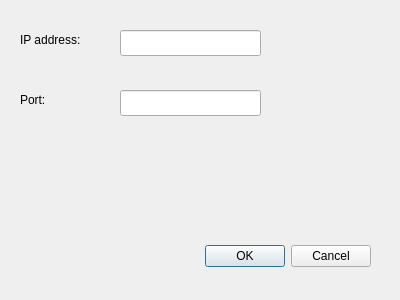
Qt form Software/GUI/Rover_test/options.ui (OgLocGreen/proyecto_sistema_mecatronico_industrial) before a commit.
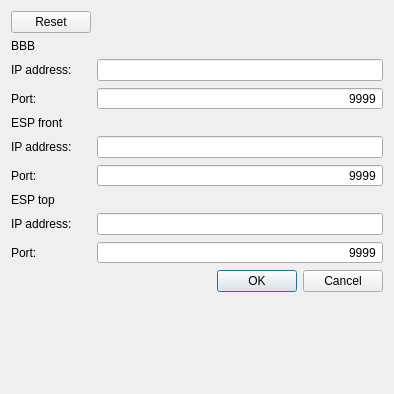
The same form after that commit.

What changed in the file:
```diff
--- a/Software/GUI/Rover_test/options.ui
+++ b/Software/GUI/Rover_test/options.ui
@@ -6,75 +6,179 @@
    <rect>
     <x>0</x>
     <y>0</y>
-    <width>400</width>
-    <height>300</height>
+    <width>394</width>
+    <height>394</height>
    </rect>
   </property>
+  <property name="maximumSize">
+   <size>
+    <width>500</width>
+    <height>394</height>
+   </size>
+  </property>
   <property name="windowTitle">
    <string>Dialog</string>
   </property>
-  <widget class="QDialogButtonBox" name="buttonBox">
-   <property name="geometry">
-    <rect>
-     <x>30</x>
-     <y>240</y>
-     <width>341</width>
-     <height>32</height>
-    </rect>
-   </property>
-   <property name="orientation">
-    <enum>Qt::Horizontal</enum>
-   </property>
-   <property name="standardButtons">
-    <set>QDialogButtonBox::Cancel|QDialogButtonBox::Ok</set>
-   </property>
-  </widget>
-  <widget class="QLineEdit" name="lineEdit">
-   <property name="geometry">
-    <rect>
-     <x>120</x>
-     <y>30</y>
-     <width>141</width>
-     <height>26</height>
-    </rect>
-   </property>
-  </widget>
-  <widget class="QLineEdit" name="lineEdit_2">
-   <property name="geometry">
-    <rect>
-     <x>120</x>
-     <y>90</y>
-     <width>141</width>
-     <height>26</height>
-    </rect>
-   </property>
-  </widget>
-  <widget class="QLabel" name="label">
-   <property name="geometry">
-    <rect>
-     <x>20</x>
-     <y>30</y>
-     <width>81</width>
-     <height>20</height>
-    </rect>
-   </property>
-   <property name="text">
-    <string>IP address:</string>
-   </property>
-  </widget>
-  <widget class="QLabel" name="label_2">
-   <property name="geometry">
-    <rect>
-     <x>20</x>
-     <y>90</y>
-     <width>81</width>
-     <height>20</height>
-    </rect>
-   </property>
-   <property name="text">
-    <string>Port:</string>
-   </property>
-  </widget>
+  <layout class="QFormLayout" name="formLayout">
+   <item row="2" column="0">
+    <widget class="QLabel" name="label_7">
+     <property name="text">
+      <string>BBB</string>
+     </property>
+    </widget>
+   </item>
+   <item row="3" column="0">
+    <widget class="QLabel" name="label">
+     <property name="text">
+      <string>IP address:</string>
+     </property>
+    </widget>
+   </item>
+   <item row="3" column="1">
+    <widget class="QLineEdit" name="qBBBip_lineEdit">
+     <property name="text">
+      <string/>
+     </property>
+     <property name="alignment">
+      <set>Qt::AlignRight|Qt::AlignTrailing|Qt::AlignVCenter</set>
+     </property>
+    </widget>
+   </item>
+   <item row="4" column="0">
+    <widget class="QLabel" name="label_2">
+     <property name="text">
+      <string>Port:</string>
+     </property>
+    </widget>
+   </item>
+   <item row="5" column="0">
+    <widget class="QLabel" name="label_6">
+     <property name="text">
+      <string>ESP front </string>
+     </property>
+    </widget>
+   </item>
+   <item row="6" column="0">
+    <widget class="QLabel" name="label_3">
+     <property name="text">
+      <string>IP address:</string>
+     </property>
+    </widget>
+   </item>
+   <item row="6" column="1">
+    <widget class="QLineEdit" name="qESPfrontIP_lineEdit">
+     <property name="alignment">
+      <set>Qt::AlignRight|Qt::AlignTrailing|Qt::AlignVCenter</set>
+     </property>
+    </widget>
+   </item>
+   <item row="7" column="0">
+    <widget class="QLabel" name="label_4">
+     <property name="text">
+      <string>Port:</string>
+     </property>
+    </widget>
+   </item>
+   <item row="8" column="0">
+    <widget class="QLabel" name="label_5">
+     <property name="text">
+      <string>ESP top</string>
+     </property>
+    </widget>
+   </item>
+   <item row="9" column="0">
+    <widget class="QLabel" name="label_8">
+     <property name="text">
+      <string>IP address:</string>
+     </property>
+    </widget>
+   </item>
+   <item row="9" column="1">
+    <widget class="QLineEdit" name="qESPtopIp_lineEdit">
+     <property name="alignment">
+      <set>Qt::AlignRight|Qt::AlignTrailing|Qt::AlignVCenter</set>
+     </property>
+    </widget>
+   </item>
+   <item row="11" column="0">
+    <widget class="QLabel" name="label_9">
+     <property name="text">
+      <string>Port:</string>
+     </property>
+    </widget>
+   </item>
+   <item row="13" column="0" colspan="2">
+    <widget class="QDialogButtonBox" name="buttonBox">
+     <property name="orientation">
+      <enum>Qt::Horizontal</enum>
+     </property>
+     <property name="standardButtons">
+      <set>QDialogButtonBox::Cancel|QDialogButtonBox::Ok</set>
+     </property>
+    </widget>
+   </item>
+   <item row="1" column="0">
+    <widget class="QPushButton" name="qReset_pushButton">
+     <property name="text">
+      <string>Reset</string>
+     </property>
+    </widget>
+   </item>
+   <item row="4" column="1">
+    <widget class="QSpinBox" name="qBBB_spinBox">
+     <property name="layoutDirection">
+      <enum>Qt::LeftToRight</enum>
+     </property>
+     <property name="alignment">
+      <set>Qt::AlignRight|Qt::AlignTrailing|Qt::AlignVCenter</set>
+     </property>
+     <property name="buttonSymbols">
+      <enum>QAbstractSpinBox::NoButtons</enum>
+     </property>
+     <property name="maximum">
+      <number>65535</number>
+     </property>
+     <property name="value">
+      <number>9999</number>
+     </property>
+    </widget>
+   </item>
+   <item row="7" column="1">
+    <widget class="QSpinBox" name="qESPfront_spinBox">
+     <property name="alignment">
+      <set>Qt::AlignRight|Qt::AlignTrailing|Qt::AlignVCenter</set>
+     </property>
+     <property name="buttonSymbols">
+      <enum>QAbstractSpinBox::NoButtons</enum>
+     </property>
+     <property name="maximum">
+      <number>65535</number>
+     </property>
+     <property name="value">
+      <number>9999</number>
+     </property>
+    </widget>
+   </item>
+   <item row="11" column="1">
+    <widget class="QSpinBox" name="qESPtop_spinBox">
+     <property name="frame">
+      <bool>true</bool>
+     </property>
+     <property name="alignment">
+      <set>Qt::AlignRight|Qt::AlignTrailing|Qt::AlignVCenter</set>
+     </property>
+     <property name="buttonSymbols">
+      <enum>QAbstractSpinBox::NoButtons</enum>
+     </property>
+     <property name="maximum">
+      <number>65535</number>
+     </property>
+     <property name="value">
+      <number>9999</number>
+     </property>
+    </widget>
+   </item>
+  </layout>
  </widget>
  <resources/>
  <connections>
```
